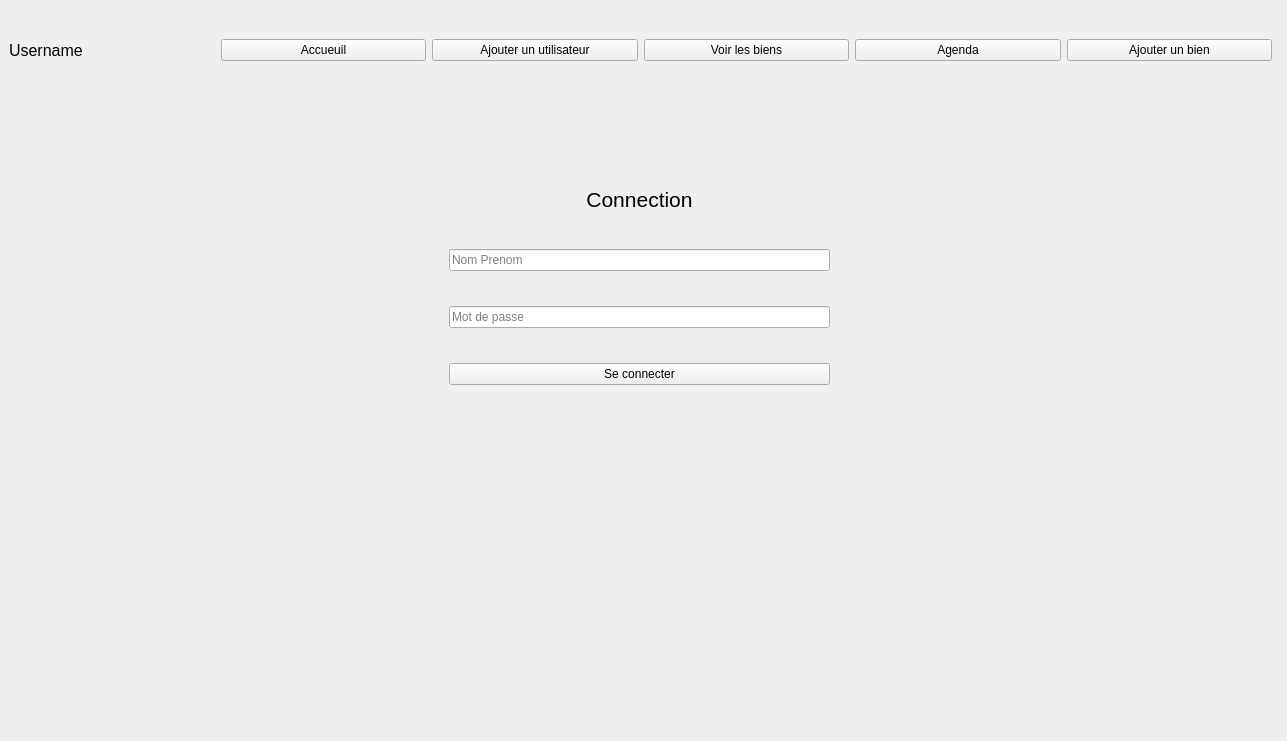
Old version of the form core/GUI/interface.ui in the repository LixNew2/Grimmo.
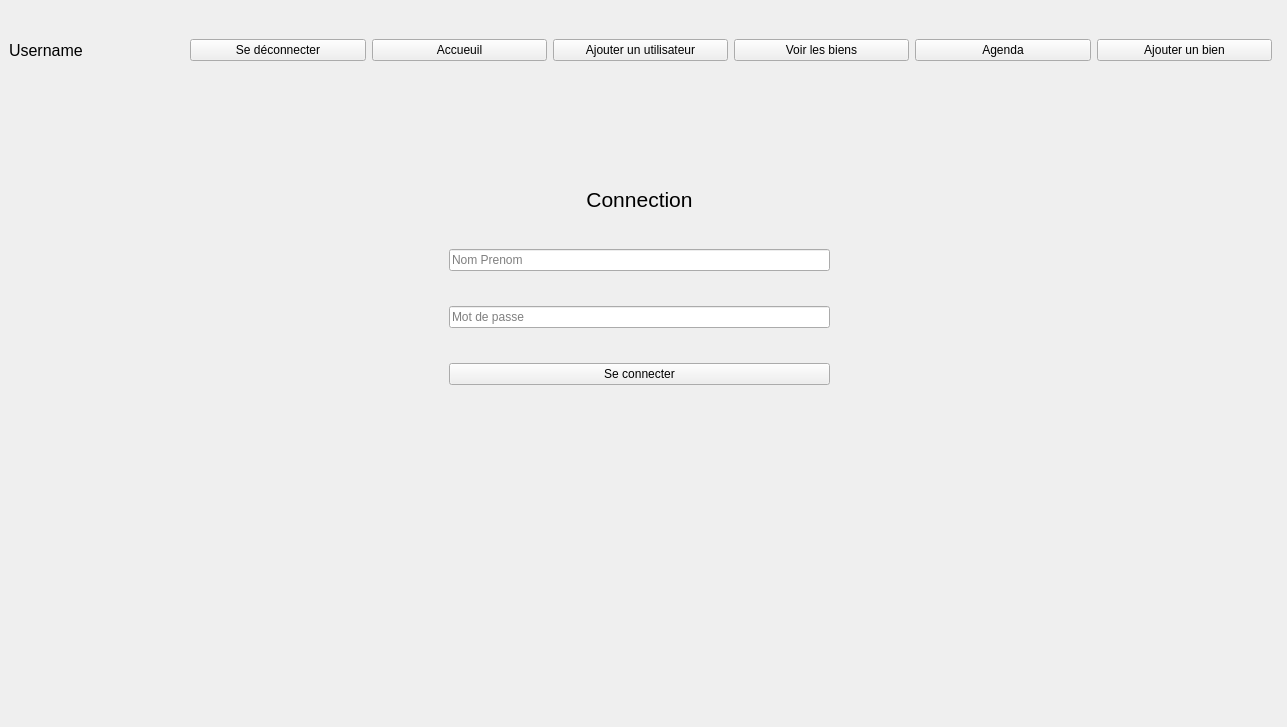
New version of the form.

Commit message: disconnect methode

Diff of the .ui file:
```diff
--- a/core/GUI/interface.ui
+++ b/core/GUI/interface.ui
@@ -7,7 +7,7 @@
     <x>0</x>
     <y>0</y>
     <width>1287</width>
-    <height>741</height>
+    <height>727</height>
    </rect>
   </property>
   <property name="windowTitle">
@@ -686,6 +686,13 @@
        </property>
       </widget>
      </item>
+     <item>
+      <widget class="QPushButton" name="disconnect">
+       <property name="text">
+        <string>Se déconnecter</string>
+       </property>
+      </widget>
+     </item>
      <item>
       <widget class="QPushButton" name="home_home">
        <property name="text">
```
The commit also changes 7 other files.
